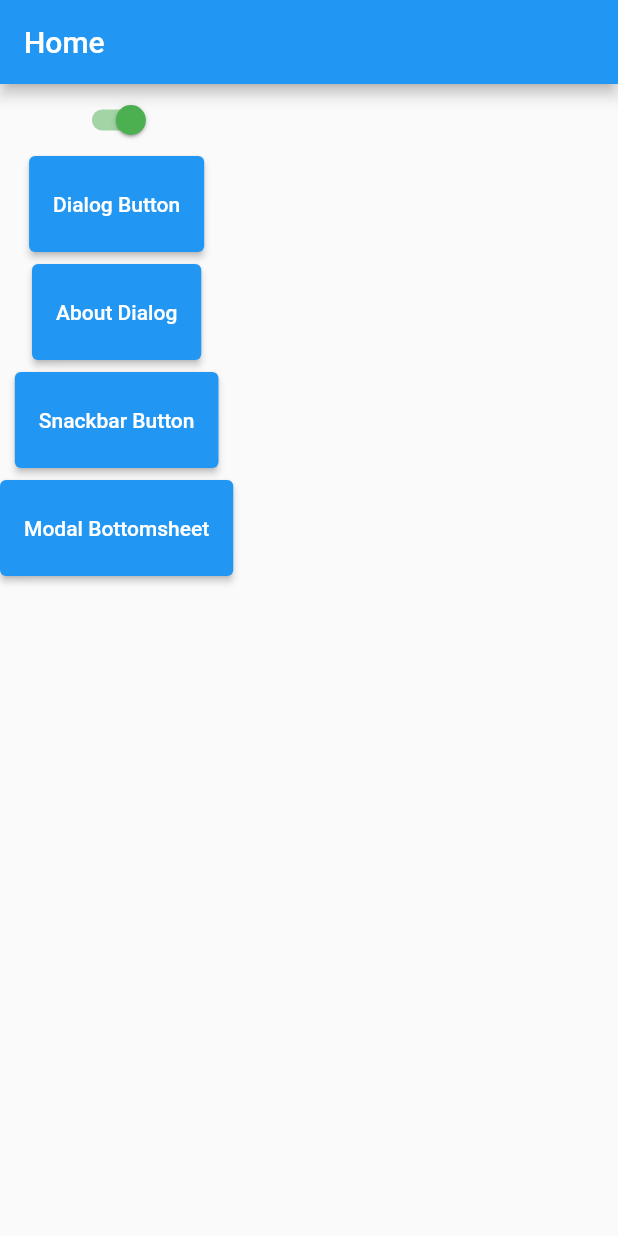
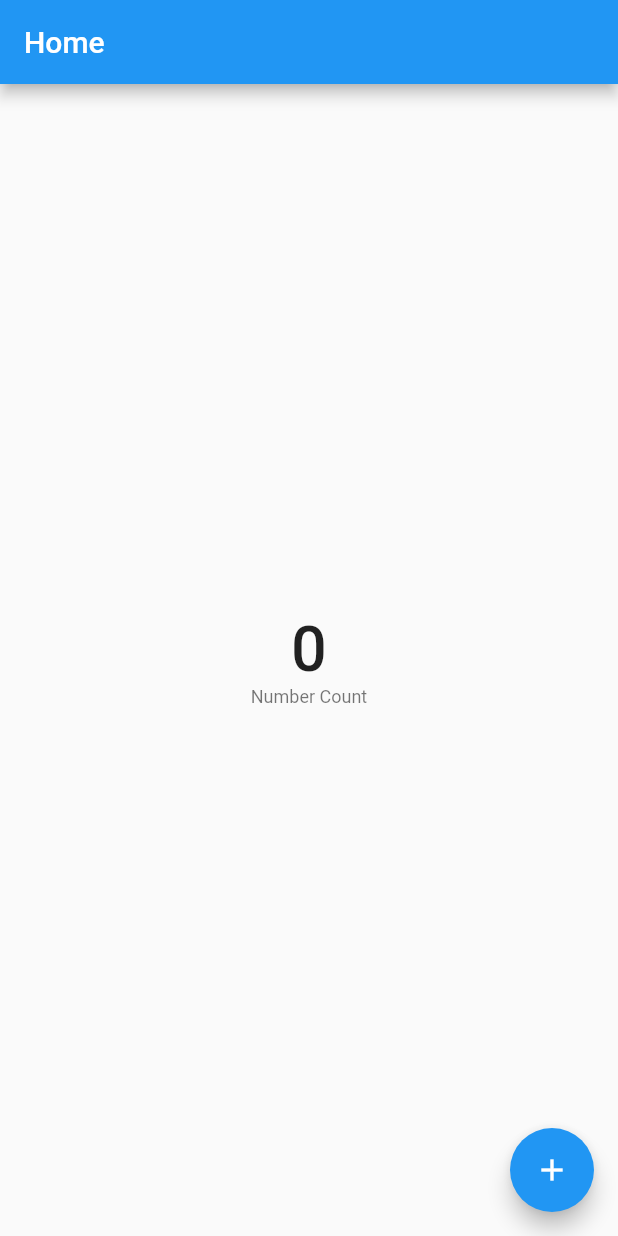
Before and after one commit to ShakibulDeveloper/flutter-practise-code, a Flutter app: the screen it shows after launch, on a phone screen of 412 x 824 dp. Run offline on Flutter 3.47's test engine with Material 2 defaults, Android fonts, the light colour scheme and no system bars; our stand-ins replace responsive_grid; missing offline and left inert: flutter_bootstrap.

Commit message:
stateful | Counter App

```diff
--- a/lib/main.dart
+++ b/lib/main.dart
@@ -1,5 +1,7 @@
-import 'package:flutter/cupertino.dart';
 import 'package:flutter/material.dart';
+import 'package:flutter_bootstrap/flutter_bootstrap.dart';
+import 'package:responsive_grid/responsive_grid.dart';
+import 'style.dart';
 
 void main(){
   runApp(MyApp());
@@ -11,15 +13,10 @@ class MyApp extends StatelessWidget{
   @override
   Widget build(BuildContext context) {
     return MaterialApp(
-      home: HomeScreen(),
+      home: HomeState(),
       theme: ThemeData(
-        elevatedButtonTheme: ElevatedButtonThemeData(
-          style: ElevatedButton.styleFrom(
-            padding: EdgeInsets.symmetric(
-              vertical: 24,
-              horizontal: 16,
-            ),
-          ),
+        textTheme: TextTheme(
+          bodyLarge: LargeText(context),
         ),
       ),
     );
@@ -27,8 +24,16 @@ class MyApp extends StatelessWidget{
 
 }
 
-class HomeScreen extends StatelessWidget{
-  const HomeScreen({super.key});
+class HomeState extends StatefulWidget{
+  @override
+  State<StatefulWidget> createState() {
+    return HomeScreen();
+  }
+
+}
+
+class HomeScreen extends State<HomeState>{
+  int count = 0;
 
   @override
   Widget build(BuildContext context) {
@@ -36,80 +41,220 @@ class HomeScreen extends StatelessWidget{
       appBar: AppBar(
         title: Text("Home"),
       ),
-      body: Column(
-        children: [
-          Switch(
-              value: true,
-              activeColor: Colors.green,
-              onChanged: (bool value){},
-          ),
-          ElevatedButton(onPressed: (){
-            showDialog(context: context, barrierDismissible: false, builder: (context){
-              return AlertDialog(
-                title: Text("Alert"),
-                content: Text("This is a alert dialog"),
-                actions: [
-                  TextButton(onPressed: (){
-                    Navigator.pop(context);
-                  },
-                    child: Text("Cancel"),
-                  ),
-                  TextButton(onPressed: (){}, child: Text("Proceed")),
-                ],
-              );
-            });
-          }, child: Text("Dialog Button")),
-
-          SizedBox(height: 8,),
-          ElevatedButton(onPressed: (){
-            showAboutDialog(
-                context: context,
-                applicationIcon: Image.network("https://storage.googleapis.com/cms-storage-bucket/a9d6ce81aee44ae017ee.png", width: 30,),
-                applicationName: "Flutter",
-                applicationVersion: "v1.0.0",
-                children: [
-                  Text("This is my about Dialog"),
-                ],
-            );
-          },
-            child: Text("About Dialog"),
-          ),
-
-          SizedBox(height: 8,),
-          ElevatedButton(
-              onPressed: (){
-                ScaffoldMessenger.of(context).showSnackBar(
-                  SnackBar(content: Text("This is my Snackbar")),
-                );
-              },
-              child: Text("Snackbar Button"),
-          ),
-
-          SizedBox(height: 8,),
-          ElevatedButton(
-            onPressed: (){
-              showModalBottomSheet(context: context,
-                  isDismissible: false,
-                  shape: RoundedRectangleBorder(
-                    borderRadius: BorderRadius.only(
-                      topRight: Radius.circular(12),
-                      topLeft: Radius.circular(12),
-                    )
-                  ),
-                  builder: (context){
-                return Column(
-                  mainAxisAlignment: MainAxisAlignment.center,
-                  children: [
-                    Text("This is my modal Buttomsheet"),
-                  ],
-                );
-              });
-            },
-            child: Text("Modal Bottomsheet"),
-          ),
-        ],
+      body: Center(
+        child: Column(
+          mainAxisAlignment: MainAxisAlignment.center,
+          children: [
+            Text('${count}', style: Theme.of(context).textTheme.bodyLarge,),
+            Text("Number Count", style: Theme.of(context).textTheme.bodySmall,),
+          ],
+        ),
+      ),
+      floatingActionButton: FloatingActionButton(
+        child: Icon(Icons.add),
+        onPressed: (){
+          count++;
+          setState(() {});
+        },
       ),
     );
   }
 
 }
+
+
+// class HomeScreen extends StatelessWidget{
+//   const HomeScreen({super.key});
+//
+//   @override
+//   Widget build(BuildContext context) {
+//     return Scaffold(
+//       appBar: AppBar(
+//         title: Text("Home"),
+//       ),
+//       // body: Container(
+//       //   width: double.infinity,
+//       //   height: 250,
+//       //   color: Colors.red,
+//       //   alignment: Alignment.center,
+//       //   child: AspectRatio(
+//       //     aspectRatio: 16/9,
+//       //     child: Container(
+//       //       color: Colors.green,
+//       //     ),
+//       //   ),
+//       // ),
+//
+//       // body: Center(
+//       //   child: FractionallySizedBox(
+//       //     widthFactor: 0.5, // here 1 mean 100%, 0.5 is 50%
+//       //     heightFactor: 0.5,
+//       //     child: Container(
+//       //       color: Colors.indigoAccent,
+//       //     ),
+//       //   ),
+//       // ),
+//
+//       // body: LayoutBuilder(
+//       //   builder: (BuildContext Context, BoxConstraints Constraints){
+//       //     if(Constraints.maxWidth > 600){
+//       //       return FractionallySizedBox(
+//       //         widthFactor: 1,
+//       //         heightFactor: 0.3,
+//       //         child: Container(
+//       //           width: 100,
+//       //           height: 100,
+//       //           color: Colors.green,
+//       //         ),
+//       //       );
+//       //     }
+//       //     else{
+//       //       return Center(
+//       //         child: FractionallySizedBox(
+//       //           widthFactor: 0.5,
+//       //           heightFactor: 0.5,
+//       //           child: Container(
+//       //             width: 100,
+//       //             height: 100,
+//       //             color: Colors.red,
+//       //           ),
+//       //         ),
+//       //       );
+//       //     }
+//       //   },
+//       // ),
+//
+//       // body: SingleChildScrollView(
+//       //   scrollDirection: Axis.horizontal,
+//       //   child: Row(
+//       //     children: [
+//       //       Container(height: 100, width: 100, color: Colors.red,),
+//       //       Container(height: 100, width: 100, color: Colors.green,),
+//       //       Container(height: 100, width: 100, color: Colors.blueAccent,),
+//       //       Container(height: 100, width: 100, color: Colors.deepPurpleAccent,),
+//       //       Container(height: 100, width: 100, color: Colors.amber,),
+//       //       Container(height: 100, width: 100, color: Colors.black38,),
+//       //       Container(height: 100, width: 100, color: Colors.blueGrey,),
+//       //     ],
+//       //   ),
+//       // ),
+//
+//       // body: Row(
+//       //   children: [
+//       //     Expanded(
+//       //       flex: 25,
+//       //       child: Container(color: Colors.red,),
+//       //     ),
+//       //     Expanded(
+//       //       flex: 60,
+//       //       child: Container(color: Colors.green,),
+//       //     ),
+//       //     Expanded(
+//       //       flex: 25,
+//       //       child: Container(color: Colors.indigoAccent,),
+//       //     ),
+//       //     Expanded(
+//       //       flex: 25,
+//       //       child: Container(color: Colors.amber,),
+//       //     ),
+//       //   ],
+//       // ),
+//
+//       // body: Column(
+//       //   children: [
+//       //     Text("Screen Width: ${mediaWidth}"),
+//       //     Text("Screen Height: ${mediaHeight}"),
+//       //     Text("Screen Orientation: ${mediaOrientation}"),
+//       //   ],
+//       // ),
+//
+//       // body: Center(child: Text("Flutter App", style: Theme.of(context).textTheme.bodyLarge,)),
+//
+//      // body: ResponsiveGridRow(
+//      //   children: [
+//      //     ResponsiveGridCol(
+//      //         xl: 12, lg: 12, md: 12, sm: 12, xs: 12,
+//      //         child: Container(
+//      //           height: 100,
+//      //           color: Colors.indigoAccent,
+//      //         ),
+//      //     ),
+//      //     ResponsiveGridCol(
+//      //       xl: 4, lg: 4, md: 6, sm: 6, xs: 6,
+//      //       child: Container(
+//      //         height: 100,
+//      //         color: Colors.green,
+//      //       ),
+//      //     ),
+//      //     ResponsiveGridCol(
+//      //       xl: 4, lg: 4, md: 6, sm: 6, xs: 6,
+//      //       child: Container(
+//      //         height: 100,
+//      //         color: Colors.red,
+//      //       ),
+//      //     ),
+//      //     ResponsiveGridCol(
+//      //       xl: 4, lg: 4, md: 12, sm: 12, xs: 12,
+//      //       child: Container(
+//      //         height: 100,
+//      //         color: Colors.amber,
+//      //       ),
+//      //     ),
+//      //   ],
+//      // ),
+//
+//     // body: SingleChildScrollView(
+//     //   scrollDirection: Axis.vertical,
+//     //   child: BootstrapContainer(
+//     //     fluid: true,
+//     //     children: [
+//     //       BootstrapRow(
+//     //         children: [
+//     //           BootstrapCol(
+//     //             sizes: 'col-lg-12',
+//     //             child: Container(
+//     //               height: 100,
+//     //               color: Colors.red,
+//     //             ),
+//     //           ),
+//     //         ],
+//     //       ),
+//     //       BootstrapRow(
+//     //         children: [
+//     //           BootstrapCol(
+//     //             sizes: 'col-lg-3 col-sm-12 col-md-6',
+//     //             child: Container(
+//     //               height: 200,
+//     //               color: Colors.amber,
+//     //             ),
+//     //           ),
+//     //           BootstrapCol(
+//     //             sizes: 'col-lg-3 col-sm-12 col-md-6',
+//     //             child: Container(
+//     //               height: 200,
+//     //               color: Colors.indigoAccent,
+//     //             ),
+//     //           ),
+//     //           BootstrapCol(
+//     //             sizes: 'col-lg-3 col-sm-12 col-md-6',
+//     //             child: Container(
+//     //               height: 200,
+//     //               color: Colors.purple,
+//     //             ),
+//     //           ),
+//     //           BootstrapCol(
+//     //             sizes: 'col-lg-3 col-sm-12 col-md-6',
+//     //             child: Container(
+//     //               height: 200,
+//     //               color: Colors.purpleAccent,
+//     //             ),
+//     //           ),
+//     //         ],
+//     //       ),
+//     //     ],
+//     //   ),
+//     // ),
+//     );
+//   }
+//
+// }
--- /dev/null
+++ b/lib/style.dart
@@ -0,0 +1,24 @@
+import 'dart:ui';
+import 'package:flutter/material.dart';
+
+TextStyle LargeText(context){
+  double mediaWidth = MediaQuery.of(context).size.width;
+  double mediaHeight = MediaQuery.of(context).size.height;
+  dynamic mediaOrientation = MediaQuery.of(context).orientation;
+
+  if(mediaWidth > 700){
+    //=== DESKTOP VIEW ===
+    return TextStyle(
+      fontSize: 64,
+      fontWeight: FontWeight.bold,
+    );
+  }
+
+  else{
+    //=== MOBILE VIEW ===
+    return TextStyle(
+      fontSize: 42,
+    );
+  }
+
+}
--- a/pubspec.yaml
+++ b/pubspec.yaml
@@ -35,6 +35,8 @@ dependencies:
   # The following adds the Cupertino Icons font to your application.
   # Use with the CupertinoIcons class for iOS style icons.
   cupertino_icons: ^1.0.2
+  responsive_grid: ^2.4.4
+  flutter_bootstrap: ^2.0.0
 
 dev_dependencies:
   flutter_test:
```
Also changed, not shown: pubspec.lock.
